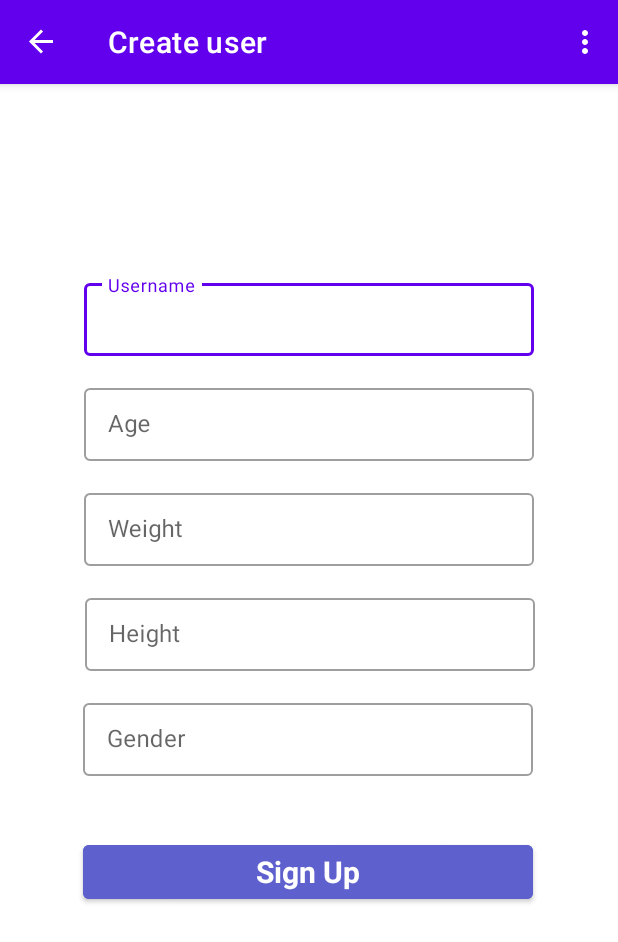
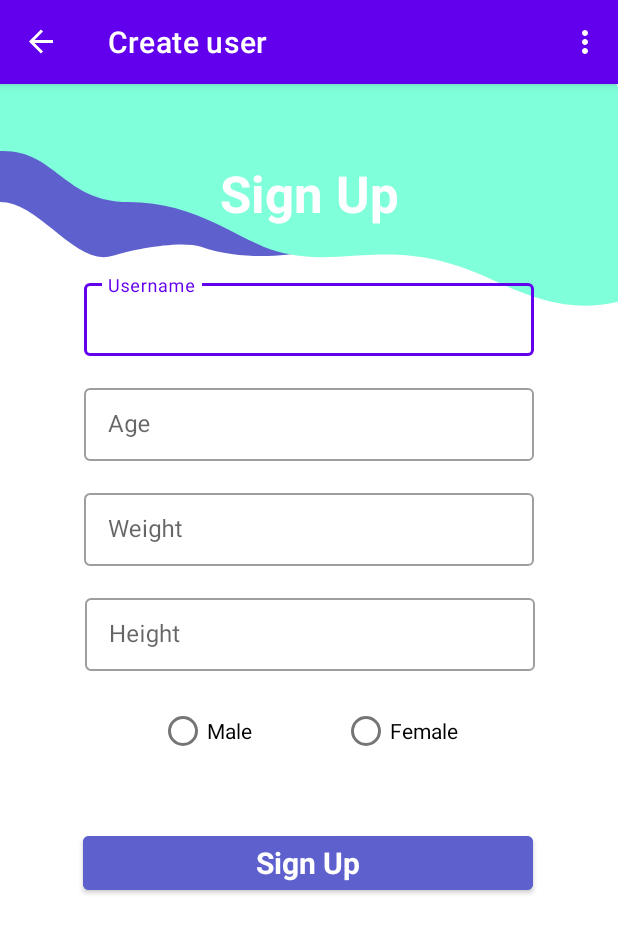
Before and after one commit to tea561/Smartwatch, an Android app: the screen it shows after launch (MainActivity), on a phone screen of 412 x 824 dp. Shown: the top 942 px of the screen. Run offline under Robolectric (Android 15) with nearby library versions, the phone set to English and light mode, and no system bars; our stand-ins replace Volley, navigation-ui; libraries missing offline, so code that uses them is left out: com.github.mikephil.charting; pictures from the network do not load.

Commit message:
Sredjivanje interfejsa. Ogranicenja za input

```diff
--- a/MobileApp/app/build.gradle
+++ b/MobileApp/app/build.gradle
@@ -57,4 +57,6 @@ dependencies {
     implementation("com.android.volley:volley:1.2.1")
     implementation platform('com.google.firebase:firebase-bom:30.3.2')
     implementation 'com.google.code.gson:gson:2.9.1'
+    implementation 'com.github.bumptech.glide:glide:4.13.2'
+    annotationProcessor 'com.github.bumptech.glide:compiler:4.13.2'
 }
--- a/MobileApp/app/src/main/java/elfak/mosis/health/services/FirebaseMessagingService.kt
+++ b/MobileApp/app/src/main/java/elfak/mosis/health/services/FirebaseMessagingService.kt
@@ -31,7 +31,7 @@ class FCMService : FirebaseMessagingService() {
 
         val putData = JSONObject()
         putData.put("fcm", token)
-        val prefs = SharedPreferencesHelper.customPreference(this, "Id")
+        val prefs = SharedPreferencesHelper.customPreference(this, "First time")
         putData.put("_id", prefs._id)
         val jsonObjectRequest = JsonObjectRequest(
             Request.Method.PUT, url2, putData,
--- a/MobileApp/app/src/main/java/elfak/mosis/health/ui/bloodpressure/BloodPressureDayFragment.kt
+++ b/MobileApp/app/src/main/java/elfak/mosis/health/ui/bloodpressure/BloodPressureDayFragment.kt
@@ -57,7 +57,6 @@ class BloodPressureDayFragment : Fragment() {
         chart.xAxis.position = XAxis.XAxisPosition.BOTTOM
         chart.xAxis.gridColor = Color.parseColor("#C0C0C0")
         chart.axisLeft.gridColor = Color.parseColor("#C0C0C0")
-        chart.legend.isEnabled = false
         chart.description.isEnabled = false
         chart.setBorderWidth(5f)
         chart.xAxis.axisMinimum = 0f
--- a/MobileApp/app/src/main/java/elfak/mosis/health/ui/friends/FriendsFragment.kt
+++ b/MobileApp/app/src/main/java/elfak/mosis/health/ui/friends/FriendsFragment.kt
@@ -56,7 +56,9 @@ class FriendsFragment : Fragment() {
                 noFriends.visibility = View.GONE
                 val rankingsAdapter = MyFriendRecyclerViewAdapter({ user -> openFriendProfile(user)}, emptyList())
                 recyclerViewRankings.adapter = rankingsAdapter
-                userViewModel.currentUser?.let { newData.add(it) }
+                val m: Int? = newData?.indexOfFirst { u -> u._id == userViewModel.currentUser!!._id}
+                if(m == null || m == -1)
+                    userViewModel.currentUser?.let { newData.add(it) }
                 rankingsAdapter.setData(newData)
                 Log.i("Rankings observer", newData.toString())
             }
--- a/MobileApp/app/src/main/java/elfak/mosis/health/ui/home/HomeAdapter.kt
+++ b/MobileApp/app/src/main/java/elfak/mosis/health/ui/home/HomeAdapter.kt
@@ -10,6 +10,7 @@ import android.widget.ImageView
 import android.widget.RelativeLayout
 import android.widget.TextView
 import android.widget.Toast
+import androidx.core.content.ContextCompat
 import androidx.navigation.Navigation
 import androidx.recyclerview.widget.RecyclerView
 import com.github.mikephil.charting.utils.Utils.init
@@ -47,7 +48,8 @@ class HomeAdapter(context: Context, values: List<String>) : RecyclerView.Adapter
 
         holder.image.setImageResource(images[position])
         holder.image1.setImageResource(secondImages[position])
-        holder.back.setBackgroundColor(colors[position])
+        holder.back.setBackgroundColor(ContextCompat.getColor(context,colors[position]))
+        Log.i("COLOR", colors[position].toString())
         holder.text.text = parameters[position]
         holder.back.setOnClickListener (
             Navigation.createNavigateOnClickListener(actions[position])
--- a/MobileApp/app/src/main/java/elfak/mosis/health/ui/stepcounter/Receiver.kt
+++ b/MobileApp/app/src/main/java/elfak/mosis/health/ui/stepcounter/Receiver.kt
@@ -23,7 +23,7 @@ class Receiver : BroadcastReceiver() {
 
     override fun onReceive(p0: Context?, p1: Intent?) {
         Log.i("RECEIVER", "HELLO")
-        val prefs = p0?.let { SharedPreferencesHelper.customPreference(it, "Step_data") }
+        val prefs = p0?.let { SharedPreferencesHelper.customPreference(it, "First time") }
         if (prefs != null) {
             Log.i("RECEIVER", prefs.stepCount.toString())
             //http
--- a/MobileApp/app/src/main/java/elfak/mosis/health/ui/stepcounter/StepCounterService.kt
+++ b/MobileApp/app/src/main/java/elfak/mosis/health/ui/stepcounter/StepCounterService.kt
@@ -69,7 +69,7 @@ class StepCounterService : Service(), SensorEventListener {
         if (event != null) {
             if (event.sensor.type == Sensor.TYPE_STEP_COUNTER) {
 
-                val prefs = SharedPreferencesHelper.customPreference(this, "Step_data")
+                val prefs = SharedPreferencesHelper.customPreference(this, "First time")
 
 
                 event.values.firstOrNull()?.let {
--- a/MobileApp/app/src/main/res/layout/fragment_create_user.xml
+++ b/MobileApp/app/src/main/res/layout/fragment_create_user.xml
@@ -3,7 +3,9 @@
     xmlns:app="http://schemas.android.com/apk/res-auto"
     xmlns:tools="http://schemas.android.com/tools"
     android:layout_width="match_parent"
-    android:layout_height="match_parent">
+    android:layout_height="match_parent"
+    android:background="@drawable/ic_new_bckg1"
+    tools:context=".ui.user.CreateUserFragment">
 
     <TextView
         android:id="@+id/signup"
@@ -97,26 +99,32 @@
 
     </com.google.android.material.textfield.TextInputLayout>
 
-    <com.google.android.material.textfield.TextInputLayout
-        android:id="@+id/inputGender"
-        style="@style/Widget.MaterialComponents.TextInputLayout.OutlinedBox.Dense"
-        android:layout_width="300dp"
+    <RadioGroup
+        android:id="@+id/radio_group"
+        android:layout_width="match_parent"
         android:layout_height="wrap_content"
         android:layout_marginTop="16dp"
-        android:hint="Gender"
-        app:endIconMode="none"
+        android:gravity="center"
+        android:orientation="horizontal"
         app:layout_constraintEnd_toEndOf="parent"
         app:layout_constraintHorizontal_bias="0.495"
         app:layout_constraintStart_toStartOf="parent"
-        app:layout_constraintTop_toBottomOf="@+id/inputHeight"
-        app:passwordToggleEnabled="true">
+        app:layout_constraintTop_toBottomOf="@+id/inputHeight">
 
-        <com.google.android.material.textfield.TextInputEditText
-            android:id="@+id/gender"
-            android:layout_width="match_parent"
-            android:layout_height="wrap_content" />
+        <RadioButton
+            android:id="@+id/radio_m"
+            android:layout_width="wrap_content"
+            android:layout_height="wrap_content"
+            android:layout_marginEnd="30dp"
+            android:text="Male" />
 
-    </com.google.android.material.textfield.TextInputLayout>
+        <RadioButton
+            android:id="@+id/radio_f"
+            android:layout_width="wrap_content"
+            android:layout_height="wrap_content"
+            android:layout_marginStart="30dp"
+            android:text="Female" />
+    </RadioGroup>
 
     <Button
         android:id="@+id/buttonSignup"
@@ -132,7 +140,7 @@
         app:layout_constraintEnd_toEndOf="parent"
         app:layout_constraintHorizontal_bias="0.495"
         app:layout_constraintStart_toStartOf="parent"
-        app:layout_constraintTop_toBottomOf="@+id/inputGender" />
+        app:layout_constraintTop_toBottomOf="@+id/radio_group" />
 
 
 </androidx.constraintlayout.widget.ConstraintLayout>
--- a/MobileApp/app/src/main/res/layout/fragment_home.xml
+++ b/MobileApp/app/src/main/res/layout/fragment_home.xml
@@ -117,7 +117,7 @@
             android:layout_alignParentBottom="true"
             android:layout_marginLeft="40dp"
             android:layout_marginRight="40dp"
-            android:layout_marginBottom="100dp">
+            android:layout_marginBottom="10dp">
 
             <androidx.recyclerview.widget.RecyclerView
                 android:id="@+id/recyclerView"
```
Also changed, not shown: MobileApp/app/src/main/java/elfak/mosis/health/ui/bloodpressure/BloodPressureViewModel.kt (+5 -2 lines), MobileApp/app/src/main/java/elfak/mosis/health/ui/friends/MyFriendRecyclerViewAdapter.kt (+19 -14 lines), MobileApp/app/src/main/java/elfak/mosis/health/ui/heartrate/HeartRateViewModel.kt (+5 -2 lines), MobileApp/app/src/main/java/elfak/mosis/health/ui/home/HomeFragment.kt (+16 -24 lines), MobileApp/app/src/main/java/elfak/mosis/health/ui/user/CreateUserFragment.kt (+37 -22 lines), MobileApp/app/src/main/java/elfak/mosis/health/ui/user/model/UserViewModel.kt (+5 -5 lines), MobileApp/app/src/main/res/drawable/bckg2.jpg, 1 other file.
